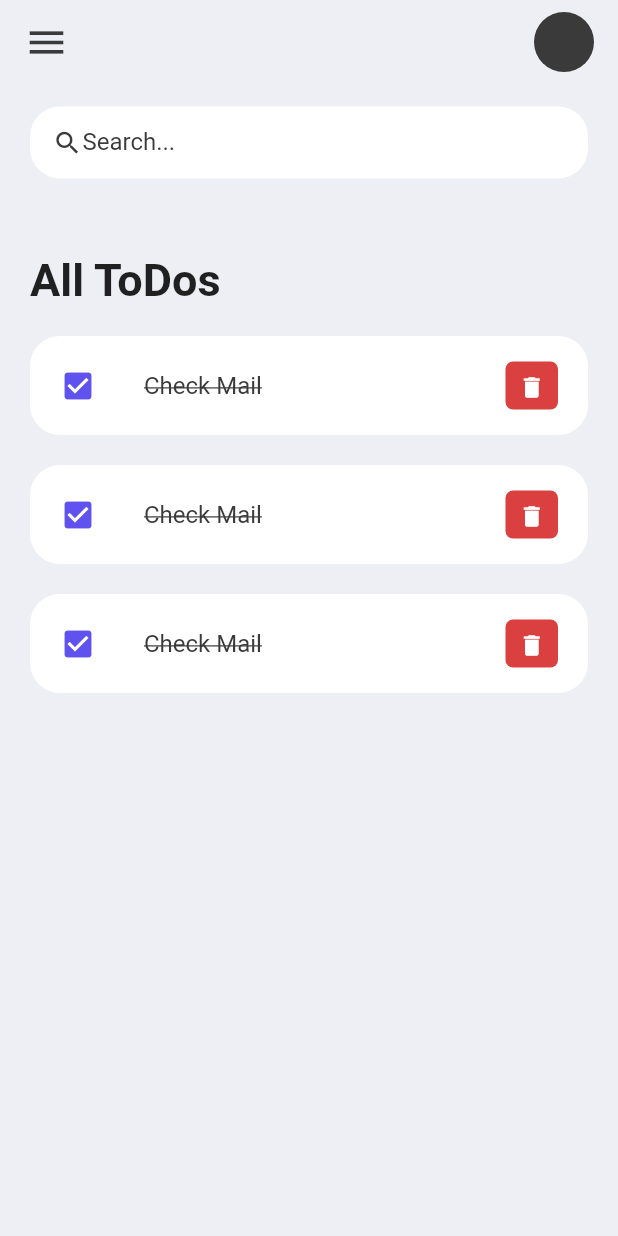
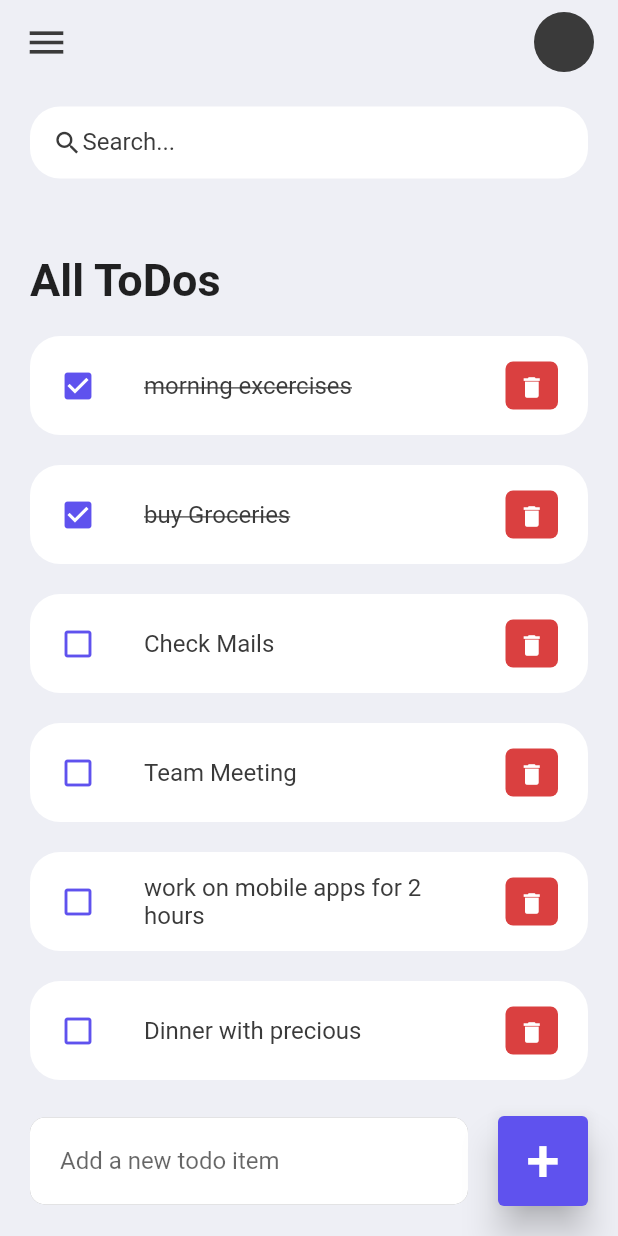
Before and after one commit to hello-favour/flutter-todo-app, a Flutter app: the screen it shows after launch, on a phone screen of 412 x 824 dp. Run offline on Flutter 3.47's test engine with Material 2 defaults, Android fonts, the phone set to English and light mode, and no system bars.

Commit message:
added todo textfield and send button

```diff
--- a/lib/screens/home.dart
+++ b/lib/screens/home.dart
@@ -1,5 +1,5 @@
 import 'package:flutter/material.dart';
-import 'package:flutter_todo_app/model/todo.dart';
+import '../model/todo.dart';
 import '../constants/colors.dart';
 import '../widgets/todo_item.dart';
 
@@ -12,7 +12,9 @@ class Home extends StatelessWidget {
     return Scaffold(
       backgroundColor: AppColors.tdBGColor,
       appBar: buildAppBar(),
-      body: Container(
+      body: Stack(
+        children: [
+          Container(
             padding: const EdgeInsets.symmetric(horizontal: 20, vertical: 15),
             child: Column(
               children: [
@@ -33,14 +35,66 @@ class Home extends StatelessWidget {
                           ),
                         ),
                       ),
-                  TodoItem(),
-                  TodoItem(),
-                  TodoItem(),
+                      for (Todo todo in todoList)
+                        TodoItem(
+                          todo: todo,
+                        ),
                     ],
                   ),
                 ),
               ],
             ),
+          ),
+          Align(
+            alignment: Alignment.bottomCenter,
+            child: Row(
+              children: [
+                Expanded(
+                  child: Container(
+                    padding:
+                        const EdgeInsets.symmetric(horizontal: 20, vertical: 5),
+                    margin: const EdgeInsets.only(
+                      bottom: 20,
+                      right: 20,
+                      left: 20,
+                    ),
+                    decoration: BoxDecoration(
+                      color: Colors.white,
+                      boxShadow: const [
+                        BoxShadow(
+                          color: Colors.grey,
+                          offset: Offset(0.0, 0.0),
+                        ),
+                      ],
+                      borderRadius: BorderRadius.circular(10),
+                    ),
+                    child: const TextField(
+                      decoration: InputDecoration(
+                        hintText: "Add a new todo item",
+                        border: InputBorder.none,
+                      ),
+                    ),
+                  ),
+                ),
+                Container(
+                  margin: const EdgeInsets.only(right: 20, bottom: 20),
+                  child: ElevatedButton(
+                    onPressed: () {},
+                    child: Text(
+                      "+",
+                      style: TextStyle(fontSize: 40),
+                    ),
+                    style: ElevatedButton.styleFrom(
+                      minimumSize: Size(60, 60),
+                      primary: AppColors.tdBlue,
+                      elevation: 10,
+                    ),
+                  ),
+                ),
+              ],
+            ),
+          )
+        ],
       ),
     );
   }
--- a/lib/widgets/todo_item.dart
+++ b/lib/widgets/todo_item.dart
@@ -1,8 +1,10 @@
 import 'package:flutter/material.dart';
-import 'package:flutter_todo_app/constants/colors.dart';
+import '../constants/colors.dart';
+import '../model/todo.dart';
 
 class TodoItem extends StatelessWidget {
-  const TodoItem({super.key});
+  final Todo todo;
+  const TodoItem({super.key, required this.todo});
 
   @override
   Widget build(BuildContext context) {
@@ -18,15 +20,15 @@ class TodoItem extends StatelessWidget {
         contentPadding: const EdgeInsets.symmetric(horizontal: 20, vertical: 5),
         tileColor: Colors.white,
         leading: Icon(
-          Icons.check_box,
+          todo.isdone ? Icons.check_box : Icons.check_box_outline_blank,
           color: AppColors.tdBlue,
         ),
         title: Text(
-          "Check Mail",
+          todo.todoText,
           style: TextStyle(
             fontSize: 16,
             color: AppColors.tdBlack,
-            decoration: TextDecoration.lineThrough,
+            decoration: todo.isdone ? TextDecoration.lineThrough : null,
           ),
         ),
         trailing: Container(
```
Lines whose indentation alone changed are shown as unchanged.
